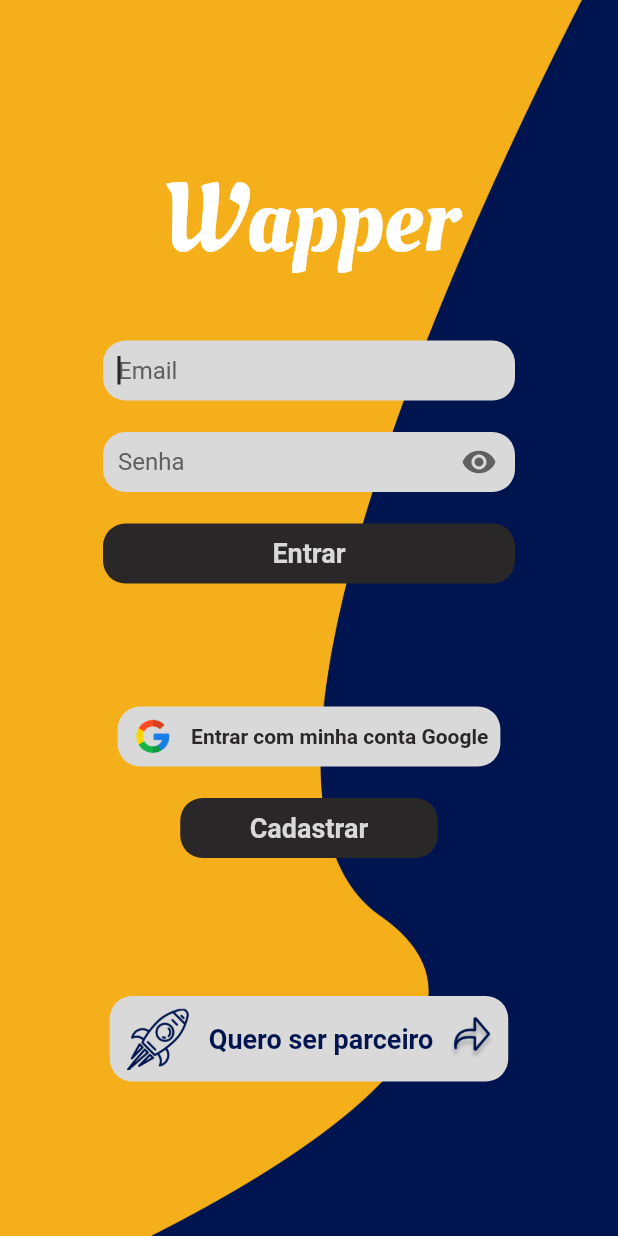
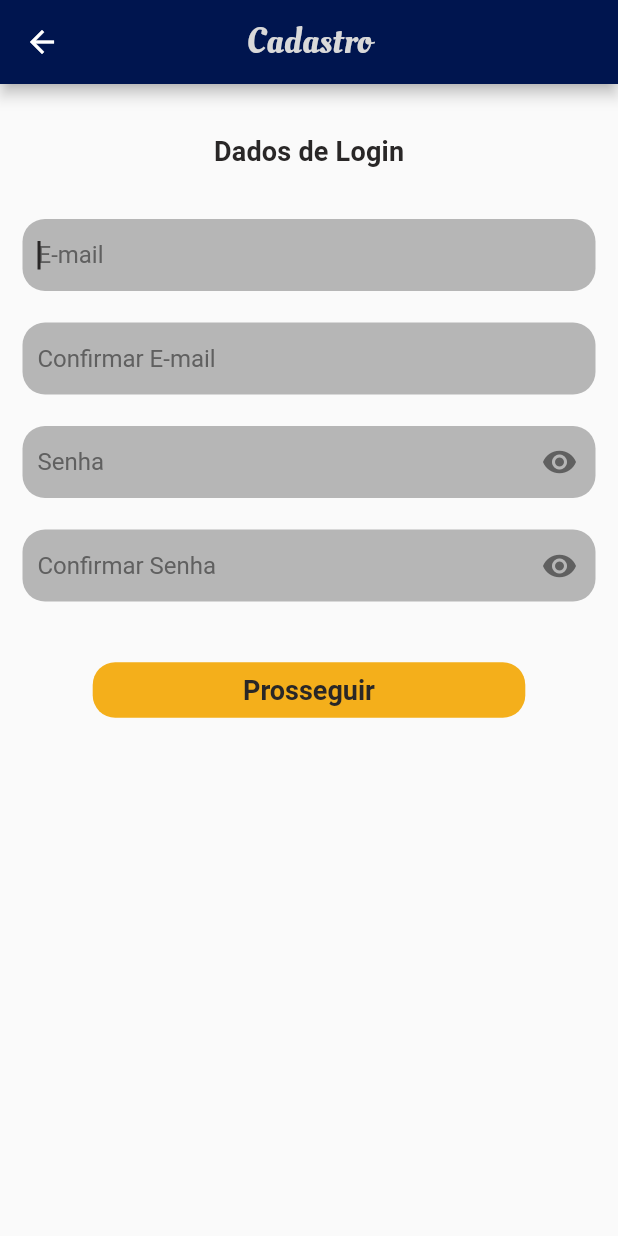
Before and after one commit to Bilson15/Wapper, a Flutter app: the screen it shows after launch, after a tap on "Cadastrar", on a phone screen of 412 x 824 dp. Run offline on Flutter 3.47's test engine with Material 2 defaults, Android fonts, the phone set to English and light mode, and no system bars; our stand-ins replace get; statements that could not run were skipped.

Commit message:
cadastro

```diff
--- a/lib/app/routes/app_routes.dart
+++ b/lib/app/routes/app_routes.dart
@@ -1,4 +1,6 @@
 import 'package:get/get.dart';
+import 'package:wapper/app/ui/cadastro/view/cadastro_cliente.dart';
+import 'package:wapper/app/ui/cadastro/view/cadastro_dados_pessoais.dart';
 import 'package:wapper/app/ui/home_page/view/home_page.dart';
 import 'package:wapper/app/ui/loading/view/loading_view.dart';
 import 'package:wapper/app/ui/login_page/view/login.dart';
@@ -22,5 +24,13 @@
       name: '/loading',
       page: () => const LoadingView(),
     ),
+    GetPage(
+      name: '/cadastro',
+      page: () => const CadastroCliente(),
+    ),
+    GetPage(
+      name: '/cadastro-dados-pessoais',
+      page: () => const CadastroDadosPessoais(),
+    ),
   ];
 }
--- /dev/null
+++ b/lib/app/ui/cadastro/controller/cadastro_cliente_controller.dart
@@ -0,0 +1,18 @@
+import 'package:flutter/material.dart';
+import 'package:get/get.dart';
+
+class CadastroClienteController extends GetxController {
+  late TextEditingController email = TextEditingController();
+  late TextEditingController senha = TextEditingController();
+  late TextEditingController emailConfirma = TextEditingController();
+  late TextEditingController senhaConfirma = TextEditingController();
+  var visibilitySenha = false.obs;
+  var visibilitySenhaConfirma = false.obs;
+
+  CadastroClienteController();
+
+  @override
+  void onInit() {
+    super.onInit();
+  }
+}
--- /dev/null
+++ b/lib/app/ui/cadastro/view/cadastro_cliente.dart
@@ -0,0 +1,146 @@
+import 'package:flutter/material.dart';
+import 'package:get/get.dart';
+import 'package:wapper/app/ui/cadastro/controller/cadastro_cliente_controller.dart';
+import 'package:wapper/app/ui/components/button_component.dart';
+import 'package:wapper/app/ui/components/text_component.dart';
+import 'package:wapper/app/ui/theme/styles.dart';
+import 'package:wapper/app/ui/utils/validacao_email.dart';
+
+import '../../components/app_bar_component.dart';
+import '../../components/form_field_component.dart';
+
+class CadastroCliente extends StatelessWidget {
+  const CadastroCliente({Key? key}) : super(key: key);
+
+  @override
+  Widget build(BuildContext context) {
+    final controller = Get.put(CadastroClienteController());
+    return Material(
+      child: Scaffold(
+        appBar: AppBarComponent(title: 'Cadastro'),
+        body: Padding(
+          padding: const EdgeInsets.symmetric(horizontal: 15),
+          child: SingleChildScrollView(
+            controller: ScrollController(initialScrollOffset: 0),
+            child: Form(
+              child: Column(
+                crossAxisAlignment: CrossAxisAlignment.center,
+                children: [
+                  Padding(
+                    padding: const EdgeInsets.only(top: 34),
+                    child: TextComponent(
+                      'Dados de Login',
+                      color: fontColor,
+                      fontWeight: FontWeight.bold,
+                    ),
+                  ),
+                  const SizedBox(
+                    height: 35,
+                  ),
+                  InputFormFieldComponent(
+                    controller: controller.email,
+                    autofocus: true,
+                    hintText: 'E-mail',
+                    validator: (value) {
+                      if (value == null || value.isEmpty) {
+                        return 'E-mail é obrigatório!';
+                      }
+                      if (!ValidacaoEmail.validarEmail(value)) {
+                        return 'E-mail inválido';
+                      }
+                    },
+                    fillColor: lineColor,
+                  ),
+                  const SizedBox(
+                    height: 21,
+                  ),
+                  InputFormFieldComponent(
+                    controller: controller.emailConfirma,
+                    autofocus: true,
+                    hintText: 'Confirmar E-mail',
+                    validator: (value) {
+                      if (value == null || value.isEmpty) {
+                        return 'E-mail de confirmação é obrigatório!';
+                      }
+                      if (controller.email.text.compareTo(value) != 0) {
+                        return 'E-mail informado está diferente';
+                      }
+                    },
+                    fillColor: lineColor,
+                  ),
+                  const SizedBox(
+                    height: 21,
+                  ),
+                  Obx(
+                    () => InputFormFieldComponent(
+                      controller: controller.senha,
+                      autofocus: true,
+                      hintText: 'Senha',
+                      fillColor: lineColor,
+                      obscureText: !controller.visibilitySenha.value,
+                      suffixIcon: GestureDetector(
+                        onTap: () => controller.visibilitySenha(!controller.visibilitySenha.value),
+                        child: Icon(
+                          !controller.visibilitySenha.value ? Icons.visibility : Icons.visibility_off,
+                          color: cinzaPadrao,
+                        ),
+                      ),
+                      validator: (value) {
+                        if (value == null || value.isEmpty) {
+                          return 'E-mail é obrigatório!';
+                        }
+                      },
+                      maxLength: 25,
+                    ),
+                  ),
+                  const SizedBox(
+                    height: 21,
+                  ),
+                  Obx(
+                    () => InputFormFieldComponent(
+                      controller: controller.senhaConfirma,
+                      autofocus: true,
+                      hintText: 'Confirmar Senha',
+                      obscureText: !controller.visibilitySenhaConfirma.value,
+                      suffixIcon: GestureDetector(
+                        onTap: () => controller.visibilitySenhaConfirma(!controller.visibilitySenhaConfirma.value),
+                        child: Icon(
+                          !controller.visibilitySenhaConfirma.value ? Icons.visibility : Icons.visibility_off,
+                          color: cinzaPadrao,
+                        ),
+                      ),
+                      fillColor: lineColor,
+                      validator: (value) {
+                        if (value == null || value.isEmpty) {
+                          return 'E-mail é obrigatório!';
+                        }
+                        if (controller.senhaConfirma.text.compareTo(value) != 0) {
+                          return 'Senha informada está diferente';
+                        }
+                      },
+                      maxLength: 25,
+                    ),
+                  ),
+                  const SizedBox(
+                    height: 35,
+                  ),
+                  SizedBox(
+                    width: Get.width * 0.70,
+                    child: ButtonComponent(
+                      titulo: 'Prosseguir',
+                      onPressed: () {
+                        Get.toNamed('/cadastro-dados-pessoais');
+                      },
+                      fontColor: fontColor,
+                      backgroundColor: amareloPadrao,
+                    ),
+                  )
+                ],
+              ),
+            ),
+          ),
+        ),
+      ),
+    );
+  }
+}
--- /dev/null
+++ b/lib/app/ui/components/app_bar_component.dart
@@ -0,0 +1,29 @@
+import 'package:flutter/material.dart';
+
+import 'package:wapper/app/ui/components/text_component.dart';
+import 'package:wapper/app/ui/theme/styles.dart';
+
+class AppBarComponent extends StatelessWidget implements PreferredSizeWidget {
+  final String? title;
+  AppBarComponent({Key? key, this.title}) : super(key: key);
+  final AppBar appBar = AppBar();
+
+  @override
+  Size get preferredSize => Size.fromHeight(appBar.preferredSize.height);
+
+  @override
+  Widget build(BuildContext context) {
+    return PreferredSize(
+      preferredSize: const Size.fromHeight(50.0),
+      child: AppBar(
+        centerTitle: true,
+        backgroundColor: azulPadrao,
+        title: const TextComponent(
+          'Cadastro',
+          fontSize: 24,
+          fontFamily: 'OleoScript',
+        ),
+      ),
+    );
+  }
+}
--- /dev/null
+++ b/lib/app/ui/components/button_component.dart
@@ -0,0 +1,37 @@
+import 'package:flutter/material.dart';
+
+import 'package:wapper/app/ui/theme/styles.dart';
+
+class ButtonComponent extends StatelessWidget {
+  final String? titulo;
+  final Function? onPressed;
+  final Color? backgroundColor;
+  final Color? fontColor;
+  const ButtonComponent({Key? key, this.titulo, this.onPressed, this.backgroundColor, this.fontColor}) : super(key: key);
+
+  @override
+  Widget build(BuildContext context) {
+    return TextButton(
+      onPressed: () => {
+        if (onPressed != null) {onPressed!()}
+      },
+      style: ButtonStyle(
+        backgroundColor: MaterialStateProperty.all(backgroundColor ?? fontColor),
+        shape: MaterialStateProperty.all<RoundedRectangleBorder>(
+          const RoundedRectangleBorder(
+            borderRadius: BorderRadius.all(Radius.circular(15.0)),
+          ),
+        ),
+      ),
+      child: Text(
+        titulo ?? '',
+        style: TextStyle(
+          fontFamily: 'Roboto',
+          fontSize: 18,
+          color: fontColor ?? backgroundFieldColor,
+          fontWeight: FontWeight.bold,
+        ),
+      ),
+    );
+  }
+}
--- /dev/null
+++ b/lib/app/ui/components/form_field_component.dart
@@ -0,0 +1,119 @@
+import 'package:flutter/material.dart';
+import 'package:flutter/services.dart';
+import 'package:get/get.dart';
+
+import '../theme/styles.dart';
+
+class InputFormFieldComponent extends StatelessWidget {
+  final String? label;
+  final String? errorText;
+  final String? initialValue;
+  final String? prefixText;
+  final int? maxLength;
+  final Function? onSaved;
+  final Function? validator;
+  final Function? onChanged;
+  final Function? onFieldSubmitted;
+  final String? hintText;
+  final Icon? prefixIcon;
+  final dynamic suffixIcon;
+  final bool? obscureText;
+  final bool? enable;
+  final TextInputType? keyboardType;
+  final int? maxLines;
+  final List<TextInputFormatter>? inputFormatter;
+  final TextEditingController? controller;
+  final bool? readOnly;
+  final bool? autofocus;
+  final InputDecoration? decoration;
+  final double? height;
+  final TextStyle? textStyle;
+  final FocusNode? focusNode;
+  final Color? fillColor;
+
+  InputFormFieldComponent({
+    Key? key,
+    this.label,
+    this.initialValue,
+    this.maxLength,
+    this.onSaved,
+    this.validator,
+    this.onChanged,
+    this.onFieldSubmitted,
+    this.hintText,
+    this.prefixIcon,
+    this.suffixIcon,
+    this.obscureText,
+    this.enable,
+    this.keyboardType,
+    this.maxLines,
+    this.inputFormatter,
+    this.controller,
+    this.readOnly,
+    this.autofocus,
+    this.decoration,
+    this.prefixText,
+    this.errorText,
+    this.height,
+    this.textStyle,
+    this.focusNode,
+    this.fillColor,
+  }) : super(key: key);
+
+  @override
+  Widget build(BuildContext context) {
+    return TextFormField(
+      autofocus: autofocus ?? false,
+      controller: controller,
+      focusNode: focusNode,
+      inputFormatters: inputFormatter,
+      maxLines: maxLines ?? 1,
+      enabled: enable ?? true,
+      initialValue: initialValue,
+      readOnly: readOnly ?? false,
+      obscureText: obscureText ?? false,
+      maxLength: maxLength,
+      onFieldSubmitted: (value) => {
+        if (onFieldSubmitted != null) {onFieldSubmitted!(value)}
+      },
+      onChanged: (value) => {
+        if (onChanged != null) {onChanged!(value)}
+      },
+      onSaved: (value) => {
+        if (onSaved != null) {onSaved!(value)}
+      },
+      validator: (value) {
+        if (validator != null) {
+          return validator!(value);
+        }
+      },
+      keyboardType: keyboardType,
+      style: textStyle,
+      cursorColor: fontColor,
+      decoration: InputDecoration(
+        hintStyle: TextStyle(
+          fontFamily: 'Roboto',
+          color: cinzaPadrao,
+        ),
+        errorText: errorText,
+        prefixText: prefixText,
+        errorMaxLines: 2,
+        prefixIcon: prefixIcon,
+        suffixIcon: suffixIcon,
+        hintText: hintText,
+        counterText: '',
+        border: OutlineInputBorder(
+          borderSide: BorderSide.none,
+          borderRadius: BorderRadius.circular(15.0),
+        ),
+        filled: true,
+        fillColor: fillColor ?? backgroundFieldColor,
+        contentPadding: const EdgeInsets.only(
+          top: 5,
+          bottom: 10,
+          left: 10,
+        ),
+      ),
+    );
+  }
+}
--- a/lib/app/ui/components/text_component.dart
+++ b/lib/app/ui/components/text_component.dart
@@ -9,8 +9,9 @@
   final double? letterSpacing;
   final TextAlign? textAlign;
   final FontStyle? fontStyle;
+  final String? fontFamily;
   const TextComponent(this.data,
-      {Key? key, this.color, this.fontWeight, this.fontSize, this.letterSpacing, this.fontStyle, this.textAlign})
+      {Key? key, this.color, this.fontWeight, this.fontSize, this.letterSpacing, this.fontStyle, this.textAlign, this.fontFamily})
       : super(key: key);
 
   @override
@@ -20,13 +21,14 @@
       data,
       textAlign: textAlign ?? TextAlign.left,
       style: TextStyle(
-          color: color ?? backgroundFieldColor,
-          fontSize: fontSize ?? 18 * media.textScaleFactor,
-          letterSpacing: letterSpacing ?? 0.15,
-          fontStyle: fontStyle ?? FontStyle.normal,
-          fontWeight: fontWeight ?? FontWeight.w500,
-          fontFamily: 'Roboto',
-          decoration: TextDecoration.none),
+        color: color ?? backgroundFieldColor,
+        fontSize: fontSize ?? 18 * media.textScaleFactor,
+        letterSpacing: letterSpacing ?? 0.15,
+        fontStyle: fontStyle ?? FontStyle.normal,
+        fontWeight: fontWeight ?? FontWeight.w500,
+        fontFamily: fontFamily ?? 'Roboto',
+        decoration: TextDecoration.none,
+      ),
     );
   }
 }
--- a/lib/app/ui/login_page/controller/login_controller.dart
+++ b/lib/app/ui/login_page/controller/login_controller.dart
@@ -8,34 +8,24 @@
   late TextEditingController senha = TextEditingController();
   GlobalKey<FormState> formLoginKey = GlobalKey<FormState>();
   FocusNode nextFocus = FocusNode();
+  int controleValidate = 0;
   var visibility = false.obs;
 
   LoginController();
 
   @override
   void onInit() {
-    email.addListener(() {
-      Get.closeAllSnackbars();
-    });
-    senha.addListener(() {
-      Get.closeAllSnackbars();
-    });
-
     super.onInit();
+    email.addListener(listenerInputs);
+    senha.addListener(listenerInputs);
   }
 
-  validaLogin() async {
-    if (email.text.isEmpty && senha.text.isEmpty) {
-      Notificacao.snackBar('Você não informou Email e Senha, informe para prosseguir!');
-    } else if (email.text.isNotEmpty && senha.text.isEmpty) {
-      Notificacao.snackBar('Você não informou o Senha, informe para prosseguir!');
-    } else if (email.text.isEmpty && senha.text.isNotEmpty) {
-      Notificacao.snackBar('Você não informou o Email, informe para prosseguir!');
-    } else {
-      ValidacaoEmail.validarEmail(email.text)
-          ? await efetuaLogin()
-          : Notificacao.snackBar('Email inválido, tente novamente!', tipoNotificacao: TipoNotificacaoEnum.error);
+  listenerInputs() {
+    Get.closeAllSnackbars();
+    if (controleValidate > 5) {
+      formLoginKey.currentState!.validate();
     }
+    controleValidate++;
   }
 
   efetuaLogin() async {
--- a/lib/app/ui/login_page/view/login.dart
+++ b/lib/app/ui/login_page/view/login.dart
@@ -1,7 +1,10 @@
 import 'package:flutter/material.dart';
 import 'package:get/get.dart';
+import 'package:wapper/app/ui/components/button_component.dart';
+import 'package:wapper/app/ui/components/form_field_component.dart';
 import 'package:wapper/app/ui/login_page/controller/login_controller.dart';
 import 'package:wapper/app/ui/theme/styles.dart';
+import 'package:wapper/app/ui/utils/validacao_email.dart';
 
 class Login extends StatelessWidget {
   const Login({Key? key}) : super(key: key);
@@ -38,32 +41,22 @@
                   child: Column(
                     children: [
                       SizedBox(
-                        height: 40,
                         width: Get.width / 1.5,
-                        child: TextFormField(
+                        child: InputFormFieldComponent(
                           controller: controller.email,
                           autofocus: true,
-                          maxLength: 50,
-                          decoration: InputDecoration(
-                            border: OutlineInputBorder(
-                              borderSide: BorderSide.none,
-                              borderRadius: BorderRadius.circular(15.0),
-                            ),
-                            fillColor: backgroundFieldColor,
-                            filled: true,
-                            counterText: '',
-                            contentPadding: const EdgeInsets.only(top: 5, bottom: 10, left: 10),
-                            hintText: 'Email',
-                            hintStyle: TextStyle(
-                              fontFamily: 'Roboto',
-                              color: cinzaPadrao,
-                            ),
-                            suffix: const SizedBox(),
-                          ),
+                          hintText: 'E-mail',
                           onFieldSubmitted: (value) {
                             FocusScope.of(context).requestFocus(controller.nextFocus);
                           },
-                          cursorColor: fontColor,
+                          validator: (value) {
+                            if (value == null || value.isEmpty) {
+                              return 'E-mail é obrigatório!';
+                            }
+                            if (!ValidacaoEmail.validarEmail(value)) {
+                              return 'E-mail inválido';
+                            }
+                          },
                         ),
                       ),
                       const SizedBox(
@@ -71,27 +64,10 @@
                       ),
                       Obx(
                         () => SizedBox(
-                          height: 40,
                           width: Get.width / 1.5,
-                          child: TextFormField(
-                            controller: controller.senha,
+                          child: InputFormFieldComponent(
                             focusNode: controller.nextFocus,
-                            obscureText: !controller.visibility.value,
-                            maxLength: 25,
-                            decoration: InputDecoration(
-                              border: OutlineInputBorder(
-                                borderSide: BorderSide.none,
-                                borderRadius: BorderRadius.circular(15.0),
-                              ),
-                              fillColor: backgroundFieldColor,
-                              filled: true,
-                              counterText: '',
-                              contentPadding: const EdgeInsets.only(top: 5, bottom: 10, left: 10),
                             hintText: 'Senha',
-                              hintStyle: TextStyle(
-                                fontFamily: 'Roboto',
-                                color: cinzaPadrao,
-                              ),
                             suffixIcon: GestureDetector(
                               onTap: () => controller.visibility(!controller.visibility.value),
                               child: Icon(
@@ -99,11 +75,18 @@
                                 color: cinzaPadrao,
                               ),
                             ),
-                            ),
-                            cursorColor: fontColor,
                             onFieldSubmitted: (value) async {
                               controller.formLoginKey.currentState!.save();
-                              await controller.validaLogin();
+                              controller.formLoginKey.currentState!.validate();
+                              //await controller.validaLogin();
+                            },
+                            controller: controller.senha,
+                            obscureText: !controller.visibility.value,
+                            maxLength: 25,
+                            validator: (value) {
+                              if (value == null || value.isEmpty) {
+                                return 'Senha é obrigatório!';
+                              }
                             },
                           ),
                         ),
@@ -117,7 +100,9 @@
                         child: TextButton(
                           onPressed: () async {
                             controller.formLoginKey.currentState!.save();
-                            await controller.validaLogin();
+                            if (controller.formLoginKey.currentState!.validate()) {
+                              await controller.efetuaLogin();
+                            }
                           },
                           style: ButtonStyle(
                             backgroundColor: MaterialStateProperty.all(fontColor),
@@ -188,25 +173,12 @@
                       SizedBox(
                         width: Get.width / 2.4,
                         height: 40,
-                        child: TextButton(
-                          onPressed: () {},
-                          style: ButtonStyle(
-                            backgroundColor: MaterialStateProperty.all(fontColor),
-                            shape: MaterialStateProperty.all<RoundedRectangleBorder>(
-                              const RoundedRectangleBorder(
-                                borderRadius: BorderRadius.all(Radius.circular(15.0)),
-                              ),
-                            ),
-                          ),
-                          child: Text(
-                            'Cadastrar',
-                            style: TextStyle(
-                              fontFamily: 'Roboto',
-                              fontSize: 18,
-                              color: backgroundFieldColor,
-                              fontWeight: FontWeight.bold,
-                            ),
-                          ),
+                        child: ButtonComponent(
+                          backgroundColor: fontColor,
+                          titulo: 'Cadastrar',
+                          onPressed: () {
+                            Get.toNamed('/cadastro');
+                          },
                         ),
                       ),
                       const SizedBox(
```
Also changed, not shown: lib/app/ui/cadastro/view/cadastro_dados_pessoais.dart (added, +243 -0 lines), lib/app/ui/cadastro/controller/cadastro_dados_pessoais_controller.dart (added). Lines whose indentation alone changed are shown as unchanged.
